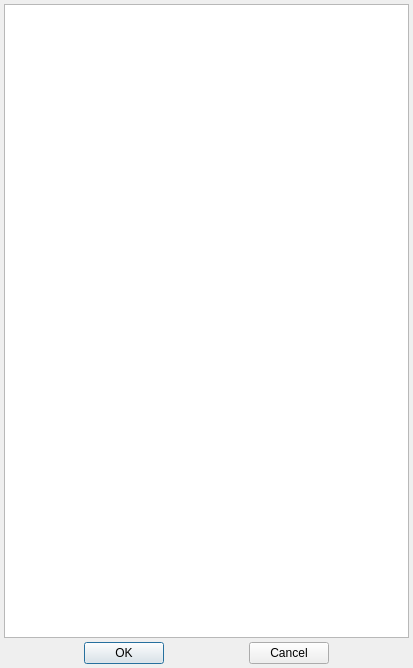
This is src/property/dialogs/paletteeditdialog.ui in Gris87/ObjectController as Qt 5 draws it before an edit. The edited form follows.
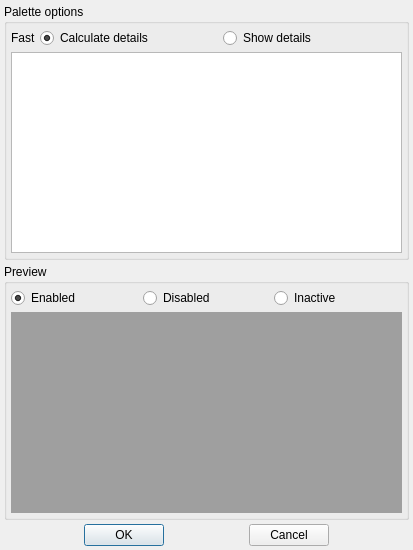
This is the edited form.

Commit message: Palette editor finished

Diff of the .ui file:
```diff
--- a/src/property/dialogs/paletteeditdialog.ui
+++ b/src/property/dialogs/paletteeditdialog.ui
@@ -7,9 +7,15 @@
     <x>0</x>
     <y>0</y>
     <width>413</width>
-    <height>668</height>
+    <height>550</height>
    </rect>
   </property>
+  <property name="minimumSize">
+   <size>
+    <width>400</width>
+    <height>550</height>
+   </size>
+  </property>
   <property name="windowTitle">
    <string>Palette editor</string>
   </property>
@@ -21,7 +27,136 @@
     <number>4</number>
    </property>
    <item>
-    <widget class="QTableWidget" name="colorsTableWidget"/>
+    <widget class="QGroupBox" name="optionsGroupBox">
+     <property name="sizePolicy">
+      <sizepolicy hsizetype="Preferred" vsizetype="Ignored">
+       <horstretch>0</horstretch>
+       <verstretch>0</verstretch>
+      </sizepolicy>
+     </property>
+     <property name="title">
+      <string>Palette options</string>
+     </property>
+     <layout class="QVBoxLayout" name="verticalLayout_2">
+      <property name="spacing">
+       <number>4</number>
+      </property>
+      <property name="margin">
+       <number>4</number>
+      </property>
+      <item>
+       <layout class="QHBoxLayout" name="optionsLayout">
+        <property name="spacing">
+         <number>4</number>
+        </property>
+        <item>
+         <widget class="QLabel" name="fastLabel">
+          <property name="sizePolicy">
+           <sizepolicy hsizetype="Maximum" vsizetype="Preferred">
+            <horstretch>0</horstretch>
+            <verstretch>0</verstretch>
+           </sizepolicy>
+          </property>
+          <property name="text">
+           <string>Fast</string>
+          </property>
+         </widget>
+        </item>
+        <item>
+         <widget class="QRadioButton" name="calculateDetailsRadioButton">
+          <property name="text">
+           <string>Calculate details</string>
+          </property>
+          <property name="checked">
+           <bool>true</bool>
+          </property>
+         </widget>
+        </item>
+        <item>
+         <widget class="QRadioButton" name="showDetailsRadioButton">
+          <property name="text">
+           <string>Show details</string>
+          </property>
+         </widget>
+        </item>
+       </layout>
+      </item>
+      <item>
+       <widget class="QTableWidget" name="colorsTableWidget">
+        <attribute name="horizontalHeaderHighlightSections">
+         <bool>false</bool>
+        </attribute>
+        <attribute name="horizontalHeaderStretchLastSection">
+         <bool>true</bool>
+        </attribute>
+        <attribute name="verticalHeaderDefaultSectionSize">
+         <number>20</number>
+        </attribute>
+        <attribute name="verticalHeaderHighlightSections">
+         <bool>false</bool>
+        </attribute>
+        <attribute name="verticalHeaderMinimumSectionSize">
+         <number>20</number>
+        </attribute>
+       </widget>
+      </item>
+     </layout>
+    </widget>
+   </item>
+   <item>
+    <widget class="QGroupBox" name="previewGroupBox">
+     <property name="sizePolicy">
+      <sizepolicy hsizetype="Preferred" vsizetype="Ignored">
+       <horstretch>0</horstretch>
+       <verstretch>0</verstretch>
+      </sizepolicy>
+     </property>
+     <property name="title">
+      <string>Preview</string>
+     </property>
+     <layout class="QVBoxLayout" name="verticalLayout_3">
+      <property name="spacing">
+       <number>4</number>
+      </property>
+      <property name="margin">
+       <number>4</number>
+      </property>
+      <item>
+       <layout class="QHBoxLayout" name="horizontalLayout_2">
+        <property name="spacing">
+         <number>4</number>
+        </property>
+        <item>
+         <widget class="QRadioButton" name="enabledRadioButton">
+          <property name="text">
+           <string>Enabled</string>
+          </property>
+          <property name="checked">
+           <bool>true</bool>
+          </property>
+         </widget>
+        </item>
+        <item>
+         <widget class="QRadioButton" name="disabledRadioButton">
+          <property name="text">
+           <string>Disabled</string>
+          </property>
+         </widget>
+        </item>
+        <item>
+         <widget class="QRadioButton" name="inactiveRadioButton">
+          <property name="text">
+           <string>Inactive</string>
+          </property>
+         </widget>
+        </item>
+       </layout>
+      </item>
+      <item>
+       <widget class="QMdiArea" name="demoMdiArea"/>
+      </item>
+     </layout>
+    </widget>
    </item>
    <item>
     <layout class="QHBoxLayout" name="horizontalLayout">
```
The commit also changes 7 other files.
